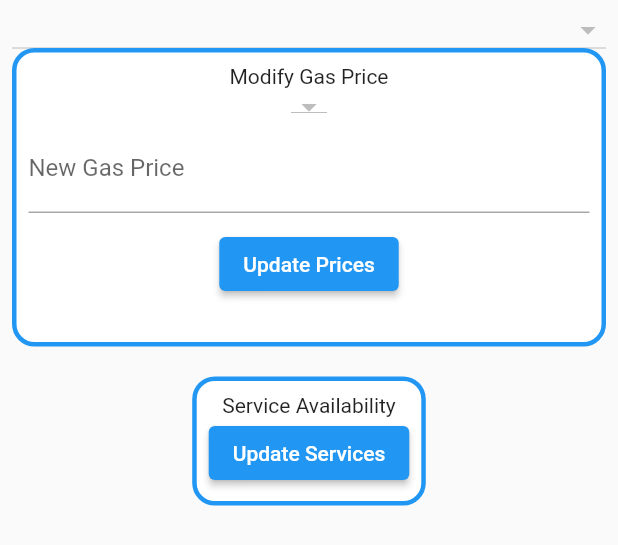
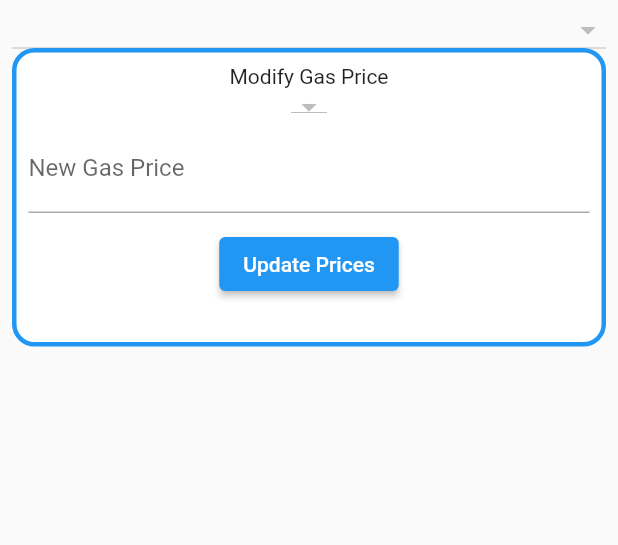
Before and after one commit to joshuacarl16/Capstone_TiGas, a Flutter app: the ModifyPriceServices widget shown alone on an empty page, opened directly, on a phone screen of 412 x 824 dp. Shown: the top 545 px of the screen. Run offline on Flutter 3.47's test engine with Material 2 defaults, Android fonts, the phone set to English and light mode, and no system bars; our stand-ins replace camera, firebase_auth, firebase_core, font_awesome_flutter, geocoding, geolocator and 7 more; missing offline and left inert: flutter_polyline_points, google_mlkit_text_recognition, string_similarity; accounts and stored records are empty; network calls fail.

```diff
--- a/lib/admin_widgets/price_services.dart
+++ b/lib/admin_widgets/price_services.dart
@@ -232,42 +232,42 @@ class _ModifyPriceServicesState extends State<ModifyPriceServices> {
             SizedBox(height: 20.0),
 
             // Service Availability Section
-            Container(
-              padding: EdgeInsets.all(8.0),
-              decoration: BoxDecoration(
-                color: Colors.white,
-                borderRadius: BorderRadius.circular(15.0),
-                border: Border.all(
-                  color: Colors.blue,
-                  width: 3.0,
-                ),
-              ),
-              child: Column(
-                children: [
-                  Text('Service Availability'),
-                  ...services.keys.map((String key) {
-                    return CheckboxListTile(
-                      title: Text(key),
-                      value: services[key],
-                      onChanged: (bool? value) {
-                        setState(() {
-                          services[key] = value!;
-                        });
-                      },
-                    );
-                  }).toList(),
-                  ElevatedButton(
-                    onPressed: () async {
-                      await updateServices();
-                      showSnackBar(context, 'Station Services Updated');
-                    },
-                    style:
-                        ElevatedButton.styleFrom(backgroundColor: Colors.blue),
-                    child: Text('Update Services'),
-                  ),
-                ],
-              ),
-            ),
+            // Container(
+            //   padding: EdgeInsets.all(8.0),
+            //   decoration: BoxDecoration(
+            //     color: Colors.white,
+            //     borderRadius: BorderRadius.circular(15.0),
+            //     border: Border.all(
+            //       color: Colors.blue,
+            //       width: 3.0,
+            //     ),
+            //   ),
+            //   child: Column(
+            //     children: [
+            //       Text('Service Availability'),
+            //       ...services.keys.map((String key) {
+            //         return CheckboxListTile(
+            //           title: Text(key),
+            //           value: services[key],
+            //           onChanged: (bool? value) {
+            //             setState(() {
+            //               services[key] = value!;
+            //             });
+            //           },
+            //         );
+            //       }).toList(),
+            //       ElevatedButton(
+            //         onPressed: () async {
+            //           await updateServices();
+            //           showSnackBar(context, 'Station Services Updated');
+            //         },
+            //         style:
+            //             ElevatedButton.styleFrom(backgroundColor: Colors.blue),
+            //         child: Text('Update Services'),
+            //       ),
+            //     ],
+            //   ),
+            // ),
           ],
         ),
       ),
```
Also changed, not shown: lib/admin/admin_dashboardtest.dart (+96 -0 lines).
